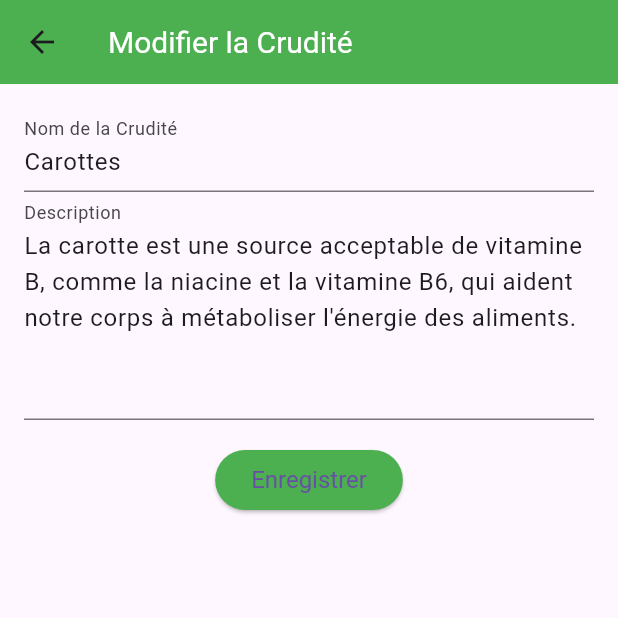
After one commit to adia-dev/crudite-flutter, a Flutter app: the screen it shows after launch, after a tap on the "edit" icon, on a phone screen of 412 x 824 dp, the top half of it. The commit adds this screen. Run offline on Flutter 3.47's test engine with Material 3 defaults, Android fonts, the phone set to English and light mode, and no system bars; our stand-ins replace flutter_riverpod.

Commit message:
Updating style + lot of stuff

```diff
--- a/lib/data/sources/fake_posts_data_source.dart
+++ b/lib/data/sources/fake_posts_data_source.dart
@@ -41,4 +41,10 @@ class FakePostsDataSource implements PostsDataSource {
     _fakePosts[index] = post;
     return post;
   }
+
+  @override
+  Future<void> deletePost(String postId) async {
+    await Future.delayed(const Duration(seconds: 1));
+    _fakePosts.removeWhere((post) => post.id == postId);
+  }
 }
--- a/lib/data/sources/posts_data_source.dart
+++ b/lib/data/sources/posts_data_source.dart
@@ -4,4 +4,5 @@ abstract class PostsDataSource {
   Future<List<Post>> getAllPosts();
   Future<Post> createPost(Post post);
   Future<Post> updatePost(Post post);
+  Future<void> deletePost(String postId);
 }
--- a/lib/main.dart
+++ b/lib/main.dart
@@ -1,7 +1,9 @@
-import 'package:crudite_flutter/screens/create_post_screen.dart';
 import 'package:flutter/material.dart';
 import 'package:flutter_riverpod/flutter_riverpod.dart';
 import 'screens/posts_list_screen.dart';
+import 'screens/create_post_screen.dart';
+import 'screens/edit_post_screen.dart';
+import 'screens/about_screen.dart';
 
 void main() {
   runApp(
@@ -17,15 +19,43 @@ class CRUDiteApp extends StatelessWidget {
   @override
   Widget build(BuildContext context) {
     return MaterialApp(
-      title: 'Flutter CRUD App',
+      title: 'CRUDité',
       theme: ThemeData(
-        primarySwatch: Colors.blue,
+        primarySwatch: Colors.green,
+        textTheme: const TextTheme(
+          bodyMedium: TextStyle(fontSize: 16.0, color: Colors.black87),
+          titleLarge: TextStyle(fontWeight: FontWeight.bold),
+        ),
+        appBarTheme: const AppBarTheme(
+          backgroundColor: Colors.green,
+          titleTextStyle: TextStyle(color: Colors.white, fontSize: 20.0),
+          elevation: 0,
+        ),
+        elevatedButtonTheme: ElevatedButtonThemeData(
+          style: ElevatedButton.styleFrom(
+            backgroundColor: Colors.green,
+            textStyle: const TextStyle(fontSize: 16),
+          ),
+        ),
+        floatingActionButtonTheme: const FloatingActionButtonThemeData(
+          backgroundColor: Colors.green,
+        ),
       ),
       initialRoute: '/',
       routes: {
-        '/': (context) => const
-            PostsListScreen(),
+        '/': (context) => const PostsListScreen(),
         '/create': (context) => const CreatePostScreen(),
+        '/about': (context) => const AboutScreen(),
+      },
+      // On utilise la route nommée "/edit" avec des arguments
+      onGenerateRoute: (settings) {
+        if (settings.name == '/edit') {
+          final args = settings.arguments as Map<String, dynamic>;
+          return MaterialPageRoute(
+            builder: (context) => EditPostScreen(post: args['post']),
+          );
+        }
+        return null;
       },
     );
   }
--- a/lib/providers/posts_provider.dart
+++ b/lib/providers/posts_provider.dart
@@ -15,3 +15,8 @@ final postsRepositoryProvider = Provider<PostsRepository>((ref) {
 final postsListProvider = FutureProvider<List<Post>>((ref) async {
   return ref.read(postsRepositoryProvider).getAllPosts();
 });
+
+final deletePostProvider =
+    FutureProvider.family<void, String>((ref, postId) async {
+  await ref.read(postsRepositoryProvider).deletePost(postId);
+});
--- a/lib/repositories/posts_repository.dart
+++ b/lib/repositories/posts_repository.dart
@@ -6,6 +6,7 @@ abstract class PostsRepository {
   Future<List<Post>> getAllPosts();
   Future<Post> createPost(Post post);
   Future<Post> updatePost(Post post);
+  Future<void> deletePost(String postId);
 }
 
 class FakePostsRepository implements PostsRepository {
@@ -21,4 +22,7 @@ class FakePostsRepository implements PostsRepository {
 
   @override
   Future<Post> updatePost(Post post) => dataSource.updatePost(post);
+
+  @override
+  Future<void> deletePost(String postId) => dataSource.deletePost(postId);
 }
--- /dev/null
+++ b/lib/screens/about_screen.dart
@@ -0,0 +1,38 @@
+import 'package:flutter/material.dart';
+
+class AboutScreen extends StatelessWidget {
+  const AboutScreen({Key? key}) : super(key: key);
+
+  @override
+  Widget build(BuildContext context) {
+    return Scaffold(
+      appBar: AppBar(title: const Text('À propos de CRUDité')),
+      body: Padding(
+        padding: const EdgeInsets.all(16.0),
+        child: Column(
+          children: const [
+            Text(
+              'CRUDité est une application démontrant le concept de CRUD (Create, Read, Update, Delete) '
+              'au travers d\'une liste de crudités, comme les carottes, concombres, radis, etc.\n',
+              style: TextStyle(fontSize: 16),
+            ),
+            Text(
+              'CRUD:\n'
+              '- Create: Ajouter de nouvelles crudités.\n'
+              '- Read: Visualiser la liste et les détails de chaque crudité.\n'
+              '- Update: Modifier les informations d\'une crudité existante.\n'
+              '- Delete: Supprimer une crudité de la liste.\n',
+              style: TextStyle(fontSize: 16),
+            ),
+            SizedBox(height: 16),
+            Text(
+              'L\'objectif de cette application est de vous familiariser avec les opérations CRUD en Flutter '
+              'et Riverpod. Bon appétit avec vos crudités !',
+              style: TextStyle(fontSize: 16),
+            ),
+          ],
+        ),
+      ),
+    );
+  }
+}
--- a/lib/screens/create_post_screen.dart
+++ b/lib/screens/create_post_screen.dart
@@ -12,14 +12,14 @@ class CreatePostScreen extends ConsumerWidget {
     final descriptionController = TextEditingController();
 
     return Scaffold(
-      appBar: AppBar(title: const Text('Créer un Post')),
+      appBar: AppBar(title: const Text('Créer une Crudité')),
       body: Padding(
         padding: const EdgeInsets.all(16.0),
         child: Column(
           children: [
             TextField(
               controller: titleController,
-              decoration: const InputDecoration(labelText: 'Titre'),
+              decoration: const InputDecoration(labelText: 'Nom de la Crudité'),
             ),
             TextField(
               controller: descriptionController,
@@ -31,13 +31,20 @@ class CreatePostScreen extends ConsumerWidget {
               onPressed: () async {
                 final post = Post(
                   id: DateTime.now().millisecondsSinceEpoch.toString(),
-                  title: titleController.text,
-                  description: descriptionController.text,
+                  title: titleController.text.trim(),
+                  description: descriptionController.text.trim(),
                 );
 
                 await ref.read(postsRepositoryProvider).createPost(post);
 
+                // NOTE: Invalider ou rafraîchir pour recharger la liste après la création
+                // TODO: gere ça d'une meilleur maniere
+                ref.invalidate(postsListProvider);
+
                 Navigator.pop(context);
+                ScaffoldMessenger.of(context).showSnackBar(
+                  SnackBar(content: Text('${post.title} a été créé')),
+                );
               },
               child: const Text('Créer'),
             ),
--- /dev/null
+++ b/lib/screens/edit_post_screen.dart
@@ -0,0 +1,77 @@
+import 'package:flutter/material.dart';
+import 'package:flutter_riverpod/flutter_riverpod.dart';
+import '../models/post.dart';
+import '../providers/posts_provider.dart';
+
+class EditPostScreen extends ConsumerStatefulWidget {
+  final Post post;
+
+  const EditPostScreen({required this.post, Key? key}) : super(key: key);
+
+  @override
+  ConsumerState<EditPostScreen> createState() => _EditPostScreenState();
+}
+
+class _EditPostScreenState extends ConsumerState<EditPostScreen> {
+  late TextEditingController titleController;
+  late TextEditingController descriptionController;
+
+  @override
+  void initState() {
+    super.initState();
+    titleController = TextEditingController(text: widget.post.title);
+    descriptionController =
+        TextEditingController(text: widget.post.description);
+  }
+
+  @override
+  void dispose() {
+    titleController.dispose();
+    descriptionController.dispose();
+    super.dispose();
+  }
+
+  @override
+  Widget build(BuildContext context) {
+    return Scaffold(
+      appBar: AppBar(title: const Text('Modifier la Crudité')),
+      body: Padding(
+        padding: const EdgeInsets.all(16.0),
+        child: Column(
+          children: [
+            TextField(
+              controller: titleController,
+              decoration: const InputDecoration(labelText: 'Nom de la Crudité'),
+            ),
+            TextField(
+              controller: descriptionController,
+              decoration: const InputDecoration(labelText: 'Description'),
+              maxLines: 5,
+            ),
+            const SizedBox(height: 16),
+            ElevatedButton(
+              onPressed: () async {
+                final updatedPost = widget.post.copyWith(
+                  title: titleController.text.trim(),
+                  description: descriptionController.text.trim(),
+                );
+
+                await ref.read(postsRepositoryProvider).updatePost(updatedPost);
+
+                // Après la mise à jour, on réactualise la liste
+                ref.invalidate(postsListProvider);
+
+                Navigator.pop(context);
+                ScaffoldMessenger.of(context).showSnackBar(
+                  SnackBar(
+                      content: Text('${updatedPost.title} a été mis à jour')),
+                );
+              },
+              child: const Text('Enregistrer'),
+            ),
+          ],
+        ),
+      ),
+    );
+  }
+}
--- a/lib/screens/posts_list_screen.dart
+++ b/lib/screens/posts_list_screen.dart
@@ -2,6 +2,7 @@ import 'package:flutter/material.dart';
 import 'package:flutter_riverpod/flutter_riverpod.dart';
 import '../models/post.dart';
 import '../providers/posts_provider.dart';
+import 'post_detail_screen.dart';
 
 class PostsListScreen extends ConsumerWidget {
   const PostsListScreen({Key? key}) : super(key: key);
@@ -12,7 +13,15 @@ class PostsListScreen extends ConsumerWidget {
 
     return Scaffold(
       appBar: AppBar(
-        title: const Text('Liste des Posts'),
+        title: const Text('CRUDité - Liste des Crudités'),
+        actions: [
+          IconButton(
+            icon: const Icon(Icons.info_outline),
+            onPressed: () {
+              Navigator.pushNamed(context, '/about');
+            },
+          ),
+        ],
       ),
       body: postsAsyncValue.when(
         data: (posts) => ListView.builder(
@@ -22,6 +31,38 @@ class PostsListScreen extends ConsumerWidget {
             return ListTile(
               title: Text(post.title),
               subtitle: Text(post.description),
+              trailing: SizedBox(
+                width: 100,
+                child: Row(
+                  mainAxisAlignment: MainAxisAlignment.end,
+                  children: [
+                    IconButton(
+                      icon: const Icon(Icons.edit, color: Colors.blue),
+                      onPressed: () {
+                        Navigator.pushNamed(
+                          context,
+                          '/edit',
+                          arguments: {'post': post},
+                        );
+                      },
+                    ),
+                    IconButton(
+                      icon: const Icon(Icons.delete, color: Colors.red),
+                      onPressed: () async {
+                        await ref
+                            .read(postsRepositoryProvider)
+                            .deletePost(post.id);
+                        // Invalider ou rafraîchir le provider pour recharger la liste
+                        ref.invalidate(postsListProvider);
+
+                        ScaffoldMessenger.of(context).showSnackBar(
+                          SnackBar(content: Text('${post.title} a été supprimé')),
+                        );
+                      },
+                    ),
+                  ],
+                ),
+              ),
               onTap: () {
                 Navigator.push(
                   context,
@@ -45,20 +86,3 @@ class PostsListScreen extends ConsumerWidget {
     );
   }
 }
-
-class PostDetailScreen extends StatelessWidget {
-  final Post post;
-
-  const PostDetailScreen({required this.post, Key? key}) : super(key: key);
-
-  @override
-  Widget build(BuildContext context) {
-    return Scaffold(
-      appBar: AppBar(title: Text(post.title)),
-      body: Padding(
-        padding: const EdgeInsets.all(16.0),
-        child: Text(post.description),
-      ),
-    );
-  }
-}
```
Also changed, not shown: lib/screens/post_detail_screen.dart (added, +19 -0 lines).
